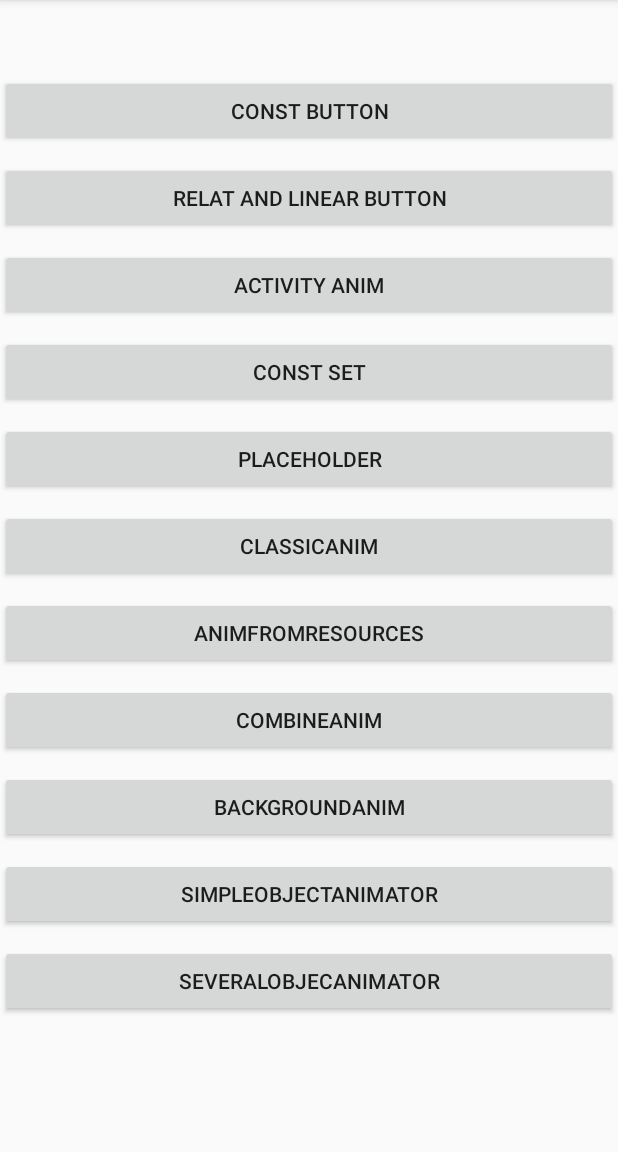
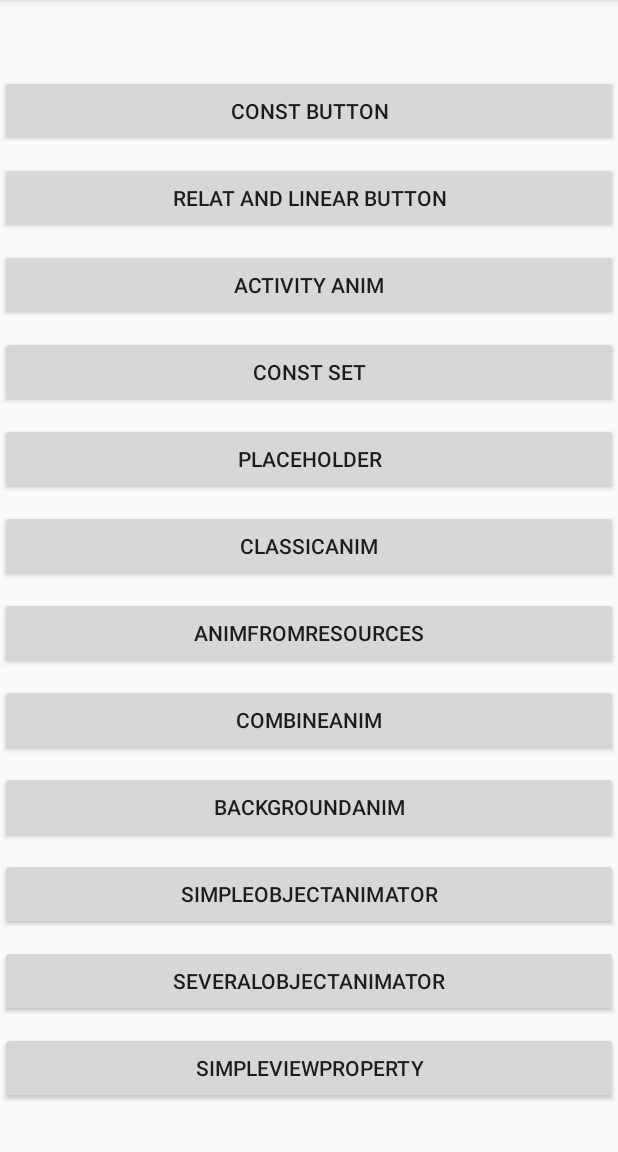
Before and after one commit to ermolaevio/AnimationsCourse, an Android app: the screen it shows after launch (MainActivity), on a phone screen of 412 x 824 dp, the part 84-1236 px from its top. Run offline under Robolectric (Android 15) with nearby library versions, the light colour scheme and no system bars.

Commit message:
Lesson 17 simple view property animator

```diff
--- a/app/src/main/AndroidManifest.xml
+++ b/app/src/main/AndroidManifest.xml
@@ -31,6 +31,7 @@
         <activity android:name=".ch2.lesson12.BackgroundAnim" />
         <activity android:name=".ch4.lesson15.SimpleAnimator" />
         <activity android:name=".ch4.lesson16.SeveralAnimators" />
+        <activity android:name=".ch4.lesson17.SimpleViewProperty" />
     </application>
 
 </manifest>
--- a/app/src/main/java/com/ermolaevio/anim/MainActivity.kt
+++ b/app/src/main/java/com/ermolaevio/anim/MainActivity.kt
@@ -14,6 +14,7 @@ import com.ermolaevio.anim.ch2.lesson7_android_view_anim.ClassicAnimation
 import com.ermolaevio.anim.ch2.lesson9.AnimResourcesActivity
 import com.ermolaevio.anim.ch4.lesson16.SeveralAnimators
 import com.ermolaevio.anim.ch4.lesson15.SimpleAnimator
+import com.ermolaevio.anim.ch4.lesson17.SimpleViewProperty
 import kotlinx.android.synthetic.main.activity_main.*
 
 class MainActivity : AppCompatActivity() {
@@ -87,5 +88,11 @@ class MainActivity : AppCompatActivity() {
                 startActivity(this)
             }
         }
+
+        constSetBtn12.setOnClickListener {
+            Intent(this@MainActivity, SimpleViewProperty::class.java).apply {
+                startActivity(this)
+            }
+        }
     }
 }
--- a/app/src/main/res/layout/activity_main.xml
+++ b/app/src/main/res/layout/activity_main.xml
@@ -101,8 +101,16 @@
                 android:layout_width="match_parent"
                 android:layout_height="wrap_content"
                 android:layout_marginTop="10dp"
-                android:text="SeveralObjecAnimator"
+                android:text="SeveralObjectAnimator"
                 app:layout_constraintTop_toBottomOf="@+id/constSetBtn10" />
+
+            <Button
+                android:id="@+id/constSetBtn12"
+                android:layout_width="match_parent"
+                android:layout_height="wrap_content"
+                android:layout_marginTop="10dp"
+                android:text="SimpleViewProperty"
+                app:layout_constraintTop_toBottomOf="@+id/constSetBtn11" />
 
         </LinearLayout>
 
```
Also changed, not shown: app/src/main/java/com/ermolaevio/anim/ch4/lesson17/SimpleViewProperty.kt (added, +34 -0 lines), app/src/main/res/layout/activity_simple_view_property.xml (added, +19 -0 lines).
